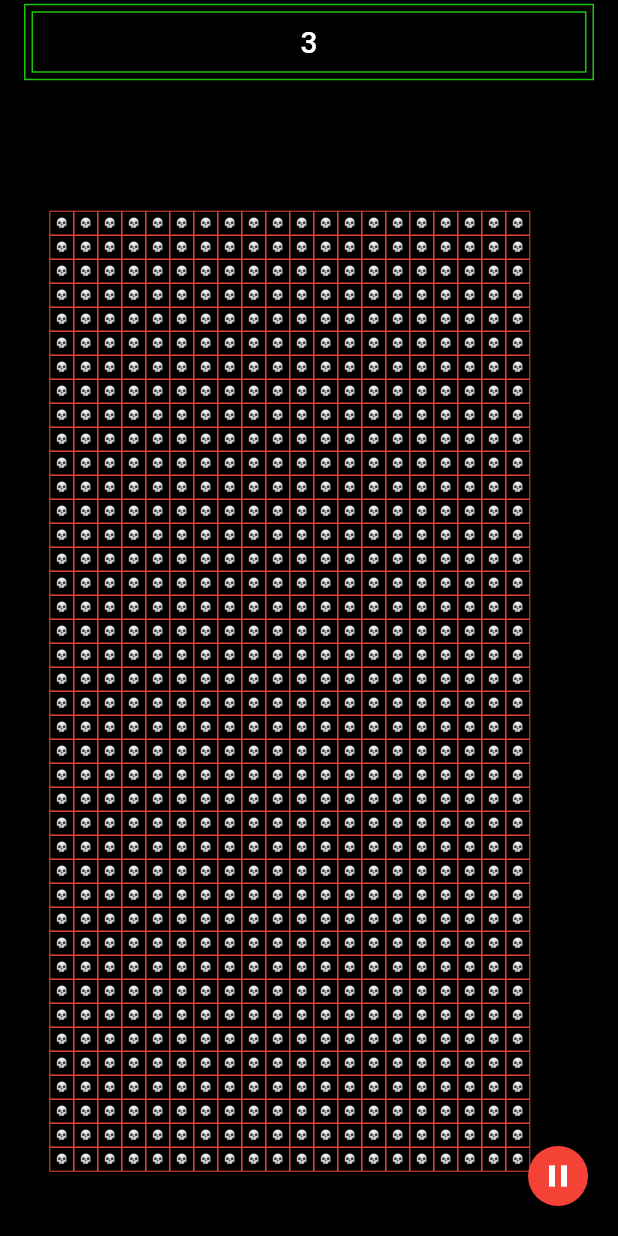
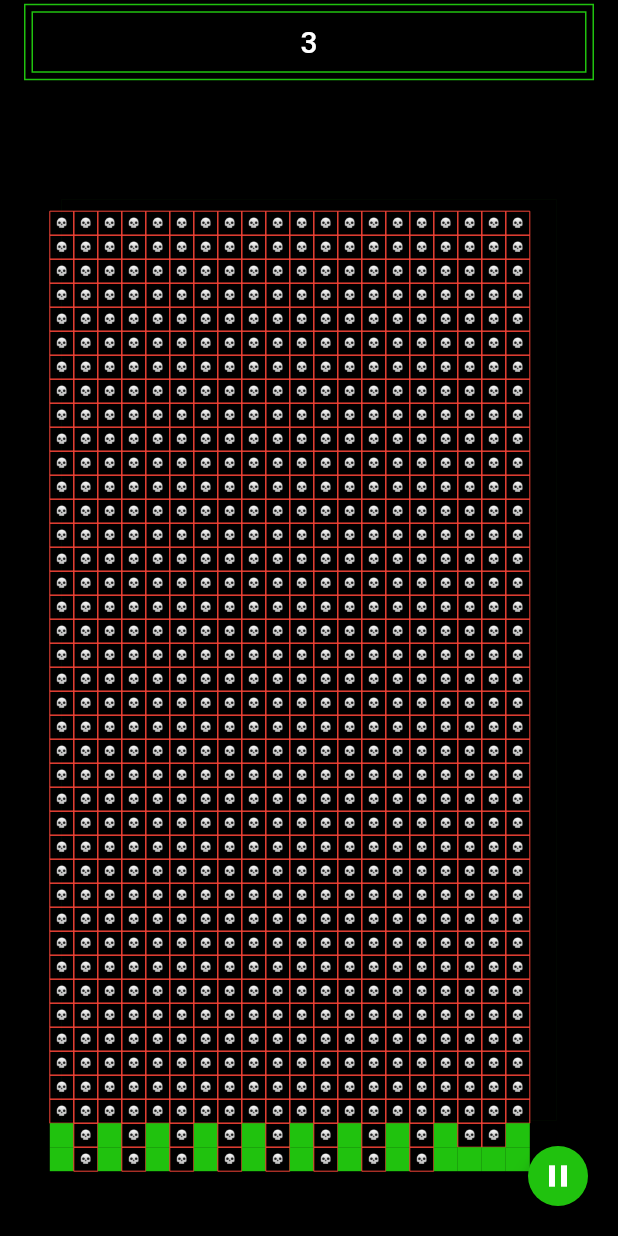
Before and after one commit to victoreronmosele/game-of-life, a Flutter app: the screen it shows after launch, after a tap on the "play arrow" icon, on a phone screen of 412 x 824 dp. Run offline on Flutter 3.47's test engine with Material 2 defaults, Android fonts, the phone set to English and light mode, and no system bars.

Commit message:
Refactor cell animation to use ValueListenableBuilder

```diff
--- a/lib/models/rule.dart
+++ b/lib/models/rule.dart
@@ -5,6 +5,9 @@ class Rule {
   CellState getNewCellState(
       {@required CellState initialCellState,
       @required int numberOfLivingNeighbors}) {
+
+
+
     CellState newCellState;
 
     if (numberOfLivingNeighbors == 3) {
--- a/lib/ui/screens/game_screen.dart
+++ b/lib/ui/screens/game_screen.dart
@@ -1,6 +1,7 @@
 import 'dart:async';
 import 'dart:math';
 
+import 'package:flutter/foundation.dart';
 import 'package:flutter/material.dart';
 import 'package:game_of_life_playground/models/cell.dart';
 import 'package:game_of_life_playground/models/cell_state.dart';
@@ -17,9 +18,17 @@ class _GameScreenState extends State<GameScreen> with TickerProviderStateMixin {
   final double _boxHeightDimension = 20.0;
   final Duration _interval = Duration(milliseconds: 500);
 
-  List<Cell> _listOfCells = [];
-  int _generation = 0;
-  bool _isGameRunning;
+  ///Defaults to true
+  final ValueNotifier<bool> _minimizeGame = ValueNotifier(true);
+
+  ///Defaults to false
+  final ValueNotifier<bool> _isGameRunning = ValueNotifier(false);
+
+  ///Defaults to 0
+  final ValueNotifier<int> _generation = ValueNotifier(0);
+
+  ///Defaults to []
+  final ValueNotifier<List<Cell>> _listOfCells = ValueNotifier([]);
 
   DragUpdateDetails _dragUpdateDetails;
   Timer _gameTimer;
@@ -32,9 +41,6 @@ class _GameScreenState extends State<GameScreen> with TickerProviderStateMixin {
   final Tween<double> _scaleTween = Tween<double>(begin: 0.8, end: 1.0);
   AnimationController _scaleAnimationController;
   Animation<double> _scaleAnimation;
-
-  //Defaults to true
-  ValueNotifier<bool> _minimizeGame = ValueNotifier(true);
 
   @override
   void initState() {
@@ -59,20 +65,14 @@ class _GameScreenState extends State<GameScreen> with TickerProviderStateMixin {
 
     _scaleAnimationController.reverse();
 
-    _isGameRunning = false;
-
     WidgetsBinding.instance.addPostFrameCallback(getListOfCells);
   }
 
   Future<void> _toggleGameState() async {
-    if (_isGameRunning) {
+    if (_isGameRunning.value) {
       _gameTimer?.cancel();
-
       await _colorAnimationController.reverse();
-
-      setState(() {
-        _isGameRunning = false;
-      });
+      _isGameRunning.value = false;
     } else {
       if (_gameTimer == null || !_gameTimer.isActive) {
         _gameTimer =
@@ -80,40 +80,39 @@ class _GameScreenState extends State<GameScreen> with TickerProviderStateMixin {
       }
 
       await _colorAnimationController.forward();
-
-      setState(() {
-        _isGameRunning = true;
-      });
+      _isGameRunning.value = true;
     }
   }
 
   _runThroughGeneration() {
-    _listOfCells.forEach((cell) {
-      List<Offset> listOfNeighboringPoints =
+    _listOfCells.value = _listOfCells.value.map((cell) {
+      final List<Offset> listOfNeighboringPoints =
           cell.getNeighborPoints(_boxHeightDimension);
 
-      List<Cell> listOfNeigboringCells = _listOfCells.where((cell) {
+      final List<Cell> listOfNeigboringCells = _listOfCells.value.where((cell) {
         return listOfNeighboringPoints.contains(cell.point);
       }).toList();
 
-      _reactToNeighbors(cell, listOfNeigboringCells);
-    });
+      cell.cellState = _getNewCellState(
+          cell: cell, listOfNeighboringCells: listOfNeigboringCells);
 
-    setState(() {
-      _generation++;
-    });
+      return cell;
+    }).toList();
+
+    _generation.value++;
   }
 
-  _reactToNeighbors(Cell cell, List<Cell> listOfNeighboringCells) {
-    int numberOfLivingNeighbors = listOfNeighboringCells
+  CellState _getNewCellState(
+      {@required Cell cell, @required List<Cell> listOfNeighboringCells}) {
+    final int numberOfLivingNeighbors = listOfNeighboringCells
         .where((_) => _.cellState == CellState.alive)
         .length;
 
-    CellState newCellState = Rule().getNewCellState(
+    final CellState newCellState = Rule().getNewCellState(
         initialCellState: cell.cellState,
         numberOfLivingNeighbors: numberOfLivingNeighbors);
 
-    cell.cellState = newCellState;
+    return newCellState;
   }
 
   void getListOfCells(_) {
@@ -130,16 +129,14 @@ class _GameScreenState extends State<GameScreen> with TickerProviderStateMixin {
         num dx = columnIndex * _boxHeightDimension;
         Offset offset = Offset(dx, dy);
 
-        _listOfCells.add(Cell(
-            // Random().nextBool() ? CellState.alive :
-            CellState.dead,
-            offset));
+        _listOfCells.value = [
+          ..._listOfCells.value,
+          Cell(Random().nextBool() ? CellState.alive : CellState.dead, offset)
+        ];
       }
     }
 
-    setState(() {
-      _generation++;
-    });
+    _generation.value++;
   }
 
   @override
@@ -165,9 +162,15 @@ class _GameScreenState extends State<GameScreen> with TickerProviderStateMixin {
                 child: Padding(
                   padding: const EdgeInsets.all(8.0),
                   child: Center(
-                    child: Text(
-                      _generation.toString(),
-                      style: TextStyle(color: AppColors.white),
+                    child: ValueListenableBuilder(
+                      valueListenable: _generation,
+                      builder: (BuildContext context, int generationListenable,
+                          Widget child) {
+                        return Text(
+                          generationListenable.toString(),
+                          style: TextStyle(color: AppColors.white),
+                        );
+                      },
                     ),
                   ),
                 ),
@@ -198,7 +201,13 @@ class _GameScreenState extends State<GameScreen> with TickerProviderStateMixin {
                   color: AppColors.black,
                   child: RepaintBoundary(
                     child: Center(
-                      child: _buildGridCells(),
+                      child: ValueListenableBuilder(
+                          valueListenable: _listOfCells,
+                          builder: (BuildContext buildContext,
+                              List<Cell> listOfCellsListenable, Widget child) {
+                            return _buildGridCells(
+                                listOfCells: listOfCellsListenable);
+                          }),
                     ),
                   ),
                 ),
@@ -207,17 +216,23 @@ class _GameScreenState extends State<GameScreen> with TickerProviderStateMixin {
           ),
         ),
         floatingActionButton: ValueListenableBuilder(
-          builder: (BuildContext context, _, Widget child) {
+          builder: (BuildContext context, bool gameMinimizedStateListenable,
+              Widget child) {
             return AnimatedOpacity(
               duration: Duration(seconds: 1),
-              opacity: _minimizeGame.value ? 1.0 : 0.0,
+              opacity: gameMinimizedStateListenable ? 1.0 : 0.0,
               child: FloatingActionButton(
                 backgroundColor: _colorAnimation.value,
                 foregroundColor: AppColors.white,
                 mini: true,
-                onPressed: _minimizeGame.value ? _toggleGameState : null,
+                onPressed:
+                    gameMinimizedStateListenable ? _toggleGameState : null,
                 tooltip: 'Start Game',
-                child: Icon(_buildPlayPauseButton()),
+                child: ValueListenableBuilder(
+                    valueListenable: _isGameRunning,
+                    builder: (_, gameRunningStateListenable, ___) => Icon(
+                        _buildPlayPauseButton(
+                            isGameRunning: gameRunningStateListenable))),
               ),
             );
           },
@@ -227,16 +242,20 @@ class _GameScreenState extends State<GameScreen> with TickerProviderStateMixin {
     );
   }
 
-  Widget _buildGridCells() {
+  Widget _buildGridCells({@required List<Cell> listOfCells}) {
     List<Widget> widgetList = [];
 
-    for (var i = 0; i < _listOfCells.length; i++) {
-      Cell cell = _listOfCells.elementAt(i);
+    for (var i = 0; i < listOfCells.length; i++) {
+      Cell cell = listOfCells.elementAt(i);
 
-      widgetList.add(CustomPaint(
-        painter: GameOfLifePainter(cell: cell, boxHeight: _boxHeightDimension),
-        child: Container(),
-      ));
+      widgetList.add(
+        CustomPaint(
+          key: ValueKey(i),
+          painter: GameOfLifePainter(
+              key: ValueKey('00'), cell: cell, boxHeight: _boxHeightDimension),
+          child: Container(),
+        ),
+      );
     }
 
     return Stack(
@@ -244,8 +263,8 @@ class _GameScreenState extends State<GameScreen> with TickerProviderStateMixin {
     );
   }
 
-  IconData _buildPlayPauseButton() =>
-      _isGameRunning ? Icons.pause : Icons.play_arrow;
+  IconData _buildPlayPauseButton({@required bool isGameRunning}) =>
+      isGameRunning ? Icons.pause : Icons.play_arrow;
 
   bool _isVerticalDragDirectionNegative() =>
       _dragUpdateDetails.delta.direction.isNegative;
@@ -265,7 +284,8 @@ class GameOfLifePainter extends CustomPainter {
     ..color = AppColors.red
     ..style = PaintingStyle.stroke;
 
-  const GameOfLifePainter({@required this.cell, @required this.boxHeight});
+  const GameOfLifePainter(
+      {@required Key key, @required this.cell, @required this.boxHeight});
 
   @override
   void paint(Canvas canvas, Size size) {
@@ -311,16 +331,10 @@ class GameOfLifePainter extends CustomPainter {
     }
   }
 
-  bool _isCellStateChanged({@required CellState oldCellState}) =>
-      oldCellState != cell.cellState;
-
   @override
   bool shouldRepaint(GameOfLifePainter oldDelegate) {
-    bool isCellStateChanged =
-        _isCellStateChanged(oldCellState: oldDelegate.cell.cellState);
-    print('old state ==> ${oldDelegate.cell.cellState}');
-    print('new state ==> ${cell.cellState}');
-    print(isCellStateChanged);
-    return true; //isCellStateChanged;
+    print(oldDelegate.cell.point == cell.point);
+
+    return true;
   }
 }
--- a/pubspec.yaml
+++ b/pubspec.yaml
@@ -14,7 +14,7 @@ description: A new Flutter project.
 version: 1.0.0+1
 
 environment:
-  sdk: ">=2.1.0 <3.0.0"
+  sdk: ">=2.2.2 <3.0.0"
 
 dependencies:
   flutter:
```
Also changed, not shown: 3 other files.
